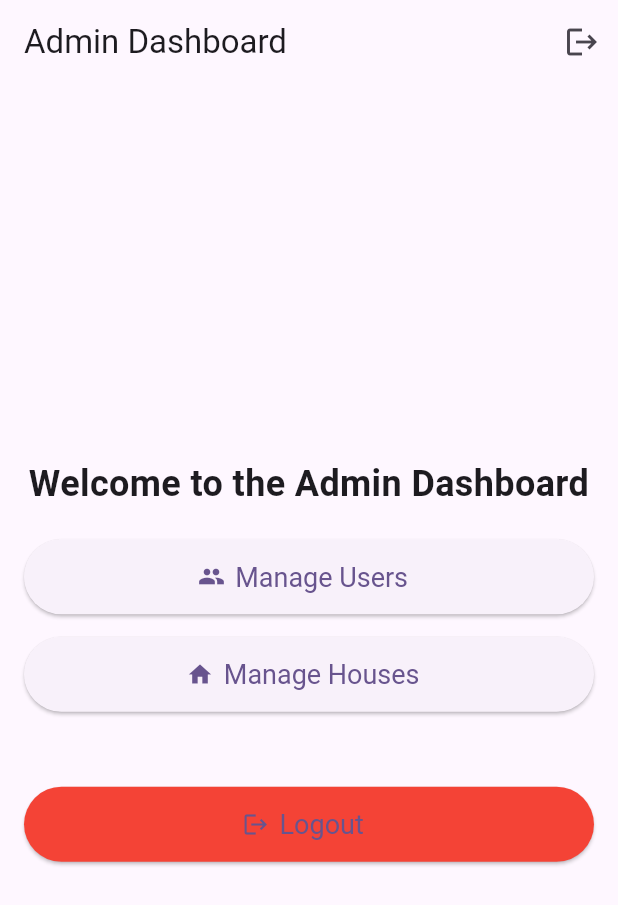
After one commit to RaadBouattour/Dari_App, a Flutter app: the AdminDashboardScreen screen opened directly, on a phone screen of 412 x 824 dp. The commit adds this screen. Shown: the top 905 px of the screen. Run offline on Flutter 3.47's test engine with Material 3 defaults, Android fonts, the phone set to English and light mode, and no system bars; our stand-ins replace flutter_secure_storage, image_picker, shared_preferences, table_calendar; accounts and stored records are empty.

Commit message:
Presque kammelna

```diff
--- /dev/null
+++ b/lib/admin/admin_dashboard_screen.dart
@@ -0,0 +1,92 @@
+import 'package:flutter/material.dart';
+import '../auth_service.dart';
+import '../loginScreen.dart';
+import 'manage_users_screen.dart';
+import 'manage_houses_screen.dart';
+
+class AdminDashboardScreen extends StatelessWidget {
+  const AdminDashboardScreen({Key? key}) : super(key: key);
+
+  // Method to handle logout
+  Future<void> _logout(BuildContext context) async {
+    await AuthService.deleteToken(); // Clear the token
+    Navigator.pushAndRemoveUntil(
+      context,
+      MaterialPageRoute(builder: (context) => LoginScreen()),
+          (route) => false, // Remove all routes from the stack
+    );
+  }
+
+  @override
+  Widget build(BuildContext context) {
+    return Scaffold(
+      appBar: AppBar(
+        title: const Text('Admin Dashboard'),
+        actions: [
+          IconButton(
+            icon: const Icon(Icons.logout),
+            onPressed: () => _logout(context),
+            tooltip: 'Logout',
+          ),
+        ],
+      ),
+      body: Padding(
+        padding: const EdgeInsets.all(16.0),
+        child: Column(
+          mainAxisAlignment: MainAxisAlignment.center,
+          children: [
+            const Text(
+              'Welcome to the Admin Dashboard',
+              style: TextStyle(
+                fontSize: 24,
+                fontWeight: FontWeight.bold,
+              ),
+              textAlign: TextAlign.center,
+            ),
+            const SizedBox(height: 20),
+            ElevatedButton.icon(
+              onPressed: () {
+                Navigator.push(
+                  context,
+                  MaterialPageRoute(builder: (context) => ManageUsersScreen()),
+                );
+              },
+              icon: const Icon(Icons.people),
+              label: const Text('Manage Users'),
+              style: ElevatedButton.styleFrom(
+                minimumSize: const Size(double.infinity, 50),
+                textStyle: const TextStyle(fontSize: 18),
+              ),
+            ),
+            const SizedBox(height: 15),
+            ElevatedButton.icon(
+              onPressed: () {
+                Navigator.push(
+                  context,
+                  MaterialPageRoute(builder: (context) => ManageHousesScreen()),
+                );
+              },
+              icon: const Icon(Icons.home),
+              label: const Text('Manage Houses'),
+              style: ElevatedButton.styleFrom(
+                minimumSize: const Size(double.infinity, 50),
+                textStyle: const TextStyle(fontSize: 18),
+              ),
+            ),
+            const SizedBox(height: 50),
+            ElevatedButton.icon(
+              onPressed: () => _logout(context),
+              icon: const Icon(Icons.logout),
+              label: const Text('Logout'),
+              style: ElevatedButton.styleFrom(
+                backgroundColor: Colors.red,
+                minimumSize: const Size(double.infinity, 50),
+                textStyle: const TextStyle(fontSize: 18),
+              ),
+            ),
+          ],
+        ),
+      ),
+    );
+  }
+}
--- a/pubspec.yaml
+++ b/pubspec.yaml
@@ -16,6 +16,9 @@ dependencies:
   font_awesome_flutter: ^10.0.0
   image_picker: ^0.8.7+4
   shared_preferences: ^2.0.17
+  provider: ^6.1.2
+  flutter_secure_storage: ^8.0.0
+
 
 dev_dependencies:
   flutter_test:
```
Also changed, not shown: lib/admin/manage_houses_screen.dart (added, +57 -0 lines), lib/admin/manage_users_screen.dart (added, +63 -0 lines), lib/api_service.dart (+51 -23 lines), lib/auth_service.dart (+18 -2 lines), lib/loginScreen.dart (+19 -10 lines), pubspec.lock, 5 other files.
